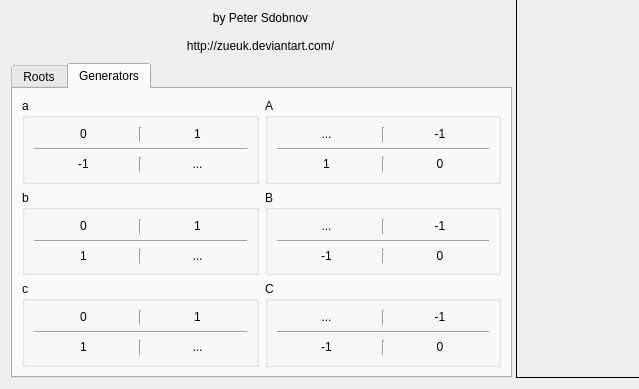
Old version of the form src/MainForm.ui in the repository Zueuk/KleinianCalc; both pictures show x 0 to 639 and y 450 to 839 of the 1280 by 839 pixel window.
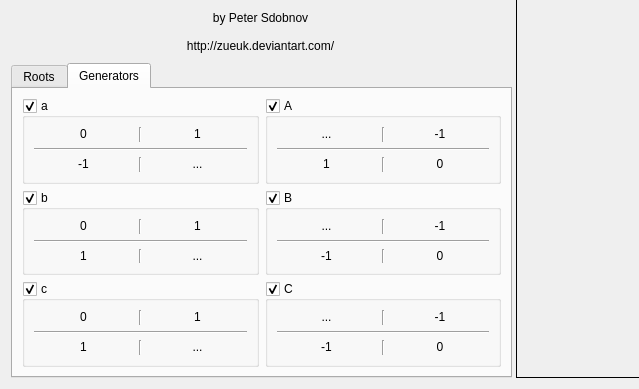
New version of the form. The open tabs and pages were chosen to show the change.

Patch:
```diff
--- a/src/MainForm.ui
+++ b/src/MainForm.ui
@@ -477,6 +477,9 @@
              <property name="title">
               <string>a</string>
              </property>
+             <property name="checkable">
+              <bool>true</bool>
+             </property>
              <layout class="QGridLayout" name="gridLayout_3">
               <item row="0" column="0">
                <widget class="QLabel" name="label_a11">
@@ -492,28 +495,28 @@
                </widget>
               </item>
               <item row="0" column="1">
-               <widget class="Line" name="line_2">
-                <property name="orientation">
-                 <enum>Qt::Vertical</enum>
-                </property>
-               </widget>
-              </item>
-              <item row="0" column="2">
-               <widget class="QLabel" name="label_a12">
-                <property name="text">
-                 <string>1</string>
-                </property>
-                <property name="alignment">
-                 <set>Qt::AlignCenter</set>
-                </property>
-                <property name="textInteractionFlags">
-                 <set>Qt::TextSelectableByMouse</set>
-                </property>
-               </widget>
-              </item>
-              <item row="1" column="0" colspan="3">
                <widget class="Line" name="line_1">
                 <property name="orientation">
+                 <enum>Qt::Vertical</enum>
+                </property>
+               </widget>
+              </item>
+              <item row="0" column="2">
+               <widget class="QLabel" name="label_a12">
+                <property name="text">
+                 <string>1</string>
+                </property>
+                <property name="alignment">
+                 <set>Qt::AlignCenter</set>
+                </property>
+                <property name="textInteractionFlags">
+                 <set>Qt::TextSelectableByMouse</set>
+                </property>
+               </widget>
+              </item>
+              <item row="1" column="0" colspan="3">
+               <widget class="Line" name="line_2">
+                <property name="orientation">
                  <enum>Qt::Horizontal</enum>
                 </property>
                </widget>
@@ -559,6 +562,9 @@
              <property name="title">
               <string>A</string>
              </property>
+             <property name="checkable">
+              <bool>true</bool>
+             </property>
              <layout class="QGridLayout" name="gridLayout_4">
               <item row="0" column="0">
                <widget class="QLabel" name="label_A11">
@@ -641,6 +647,9 @@
              <property name="title">
               <string>b</string>
              </property>
+             <property name="checkable">
+              <bool>true</bool>
+             </property>
              <layout class="QGridLayout" name="gridLayout_5">
               <item row="0" column="0">
                <widget class="QLabel" name="label_b11">
@@ -723,6 +732,9 @@
              <property name="title">
               <string>B</string>
              </property>
+             <property name="checkable">
+              <bool>true</bool>
+             </property>
              <layout class="QGridLayout" name="gridLayout_6">
               <item row="0" column="0">
                <widget class="QLabel" name="label_B11">
@@ -805,6 +817,9 @@
              <property name="title">
               <string>c</string>
              </property>
+             <property name="checkable">
+              <bool>true</bool>
+             </property>
              <layout class="QGridLayout" name="gridLayout_7">
               <item row="0" column="0">
                <widget class="QLabel" name="label_c11">
@@ -887,6 +902,9 @@
              <property name="title">
               <string>C</string>
              </property>
+             <property name="checkable">
+              <bool>true</bool>
+             </property>
              <layout class="QGridLayout" name="gridLayout_8">
               <item row="0" column="0">
                <widget class="QLabel" name="label_C11">
```
